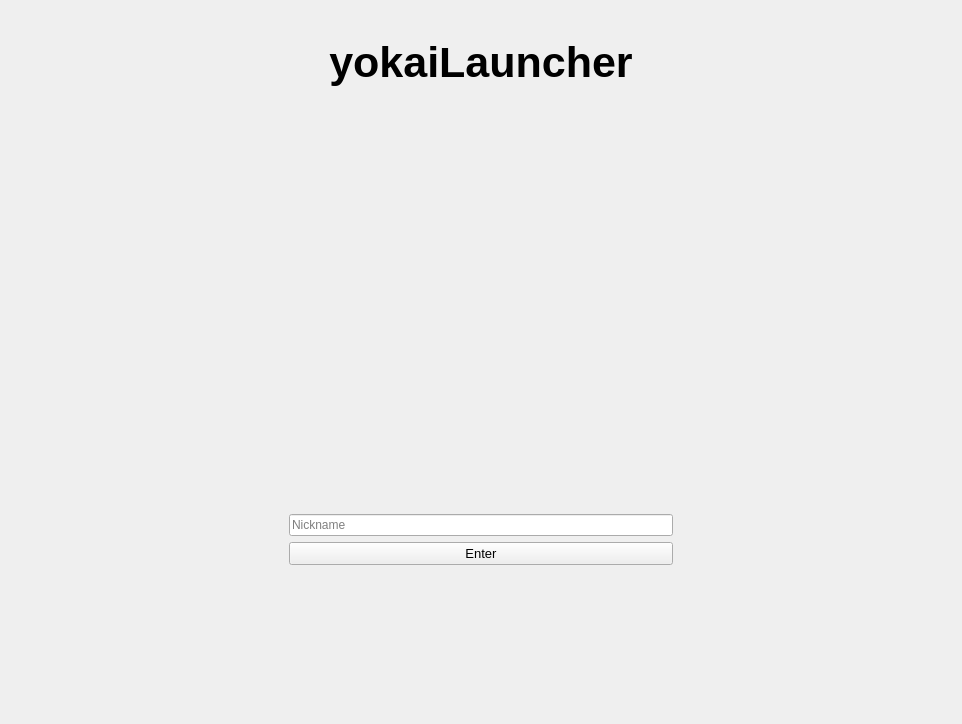
Above: assets/main.ui from deadYokai/yokaiLauncher before the change. Below: the same form after it.
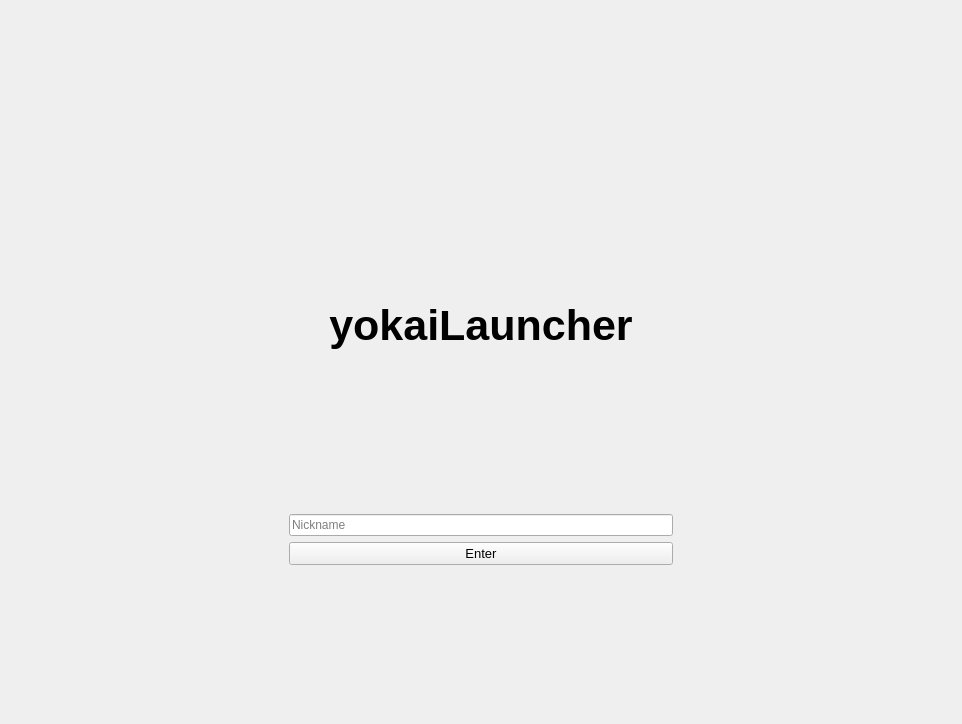
That is the form after the change. Icons and pictures are not drawn.

Commit message: [ClientForm] Added main form

Diff of the .ui file:
```diff
--- a/assets/main.ui
+++ b/assets/main.ui
@@ -116,7 +116,7 @@
       </layout>
      </widget>
     </item>
-    <item row="0" column="0" alignment="Qt::AlignTop">
+    <item row="0" column="0">
      <widget class="QWidget" name="widget" native="true">
       <layout class="QVBoxLayout" name="verticalLayout">
        <item>
```
Left out of the diff: 2 changed lines with no effect on the pictures. The commit also changes 5 other files.
